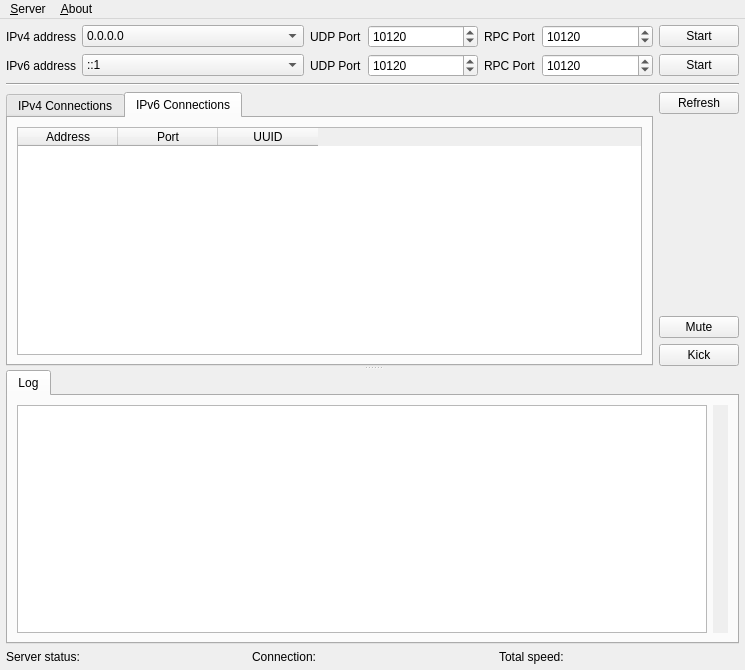
Qt form aqua-qt/qt-server/src/ui/ServerMainWindow.ui (aquawius/aqua) before a commit.
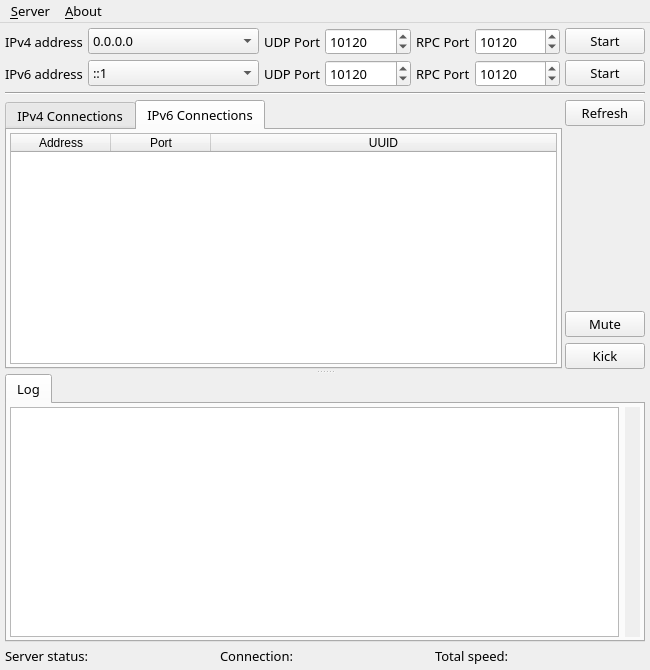
The same form after that commit. The open tabs and pages were chosen to show the change. Custom widgets are drawn as their Qt base class.

Commit message: aqua_qt_server: change default style to `Fusion`.

```diff
--- a/aqua-qt/qt-server/src/ui/ServerMainWindow.ui
+++ b/aqua-qt/qt-server/src/ui/ServerMainWindow.ui
@@ -2,14 +2,23 @@
 <ui version="4.0">
  <class>ServerMainWindow</class>
  <widget class="QMainWindow" name="ServerMainWindow">
+  <property name="windowModality">
+   <enum>Qt::WindowModality::NonModal</enum>
+  </property>
   <property name="geometry">
    <rect>
     <x>0</x>
     <y>0</y>
-    <width>745</width>
+    <width>650</width>
     <height>670</height>
    </rect>
   </property>
+  <property name="font">
+   <font>
+    <family>Microsoft YaHei</family>
+    <pointsize>10</pointsize>
+   </font>
+  </property>
   <property name="acceptDrops">
    <bool>false</bool>
   </property>
@@ -17,7 +26,7 @@
    <string>aqua server</string>
   </property>
   <property name="autoFillBackground">
-   <bool>false</bool>
+   <bool>true</bool>
   </property>
   <property name="tabShape">
    <enum>QTabWidget::TabShape::Rounded</enum>
@@ -31,24 +40,30 @@
   <widget class="QWidget" name="centralwidget">
    <layout class="QVBoxLayout" name="verticalLayout" stretch="0,0,0,0">
     <property name="spacing">
-     <number>6</number>
+     <number>5</number>
     </property>
     <property name="leftMargin">
-     <number>6</number>
+     <number>5</number>
     </property>
     <property name="topMargin">
-     <number>6</number>
+     <number>5</number>
     </property>
     <property name="rightMargin">
-     <number>6</number>
+     <number>5</number>
     </property>
     <property name="bottomMargin">
-     <number>6</number>
+     <number>5</number>
     </property>
     <item>
      <layout class="QGridLayout" name="gridLayout_IPAddrSelector" columnstretch="0,2,0,1,0,1,0">
       <item row="1" column="1">
        <widget class="QComboBox" name="comboBox_IPv6AddrSelector">
+        <property name="font">
+         <font>
+          <family>Microsoft YaHei</family>
+          <pointsize>10</pointsize>
+         </font>
+        </property>
         <item>
          <property name="text">
           <string>::1</string>
@@ -58,6 +73,12 @@
       </item>
       <item row="0" column="1">
        <widget class="QComboBox" name="comboBox_IPv4AddrSelector">
+        <property name="font">
+         <font>
+          <family>Microsoft YaHei</family>
+          <pointsize>10</pointsize>
+         </font>
+        </property>
         <item>
          <property name="text">
           <string>0.0.0.0</string>
@@ -77,6 +98,12 @@
       </item>
       <item row="0" column="3">
        <widget class="QSpinBox" name="spinBox_IPv4Port">
+        <property name="font">
+         <font>
+          <family>Microsoft YaHei</family>
+          <pointsize>10</pointsize>
+         </font>
+        </property>
         <property name="maximum">
          <number>65535</number>
         </property>
@@ -87,6 +114,12 @@
       </item>
       <item row="0" column="0">
        <widget class="QLabel" name="label_IPv4AddrSelector">
+        <property name="font">
+         <font>
+          <family>Microsoft YaHei</family>
+          <pointsize>10</pointsize>
+         </font>
+        </property>
         <property name="text">
          <string>IPv4 address</string>
         </property>
@@ -139,6 +172,12 @@
       </item>
       <item row="1" column="3">
        <widget class="QSpinBox" name="spinBox_IPv6Port">
+        <property name="font">
+         <font>
+          <family>Microsoft YaHei</family>
+          <pointsize>10</pointsize>
+         </font>
+        </property>
         <property name="maximum">
          <number>65535</number>
         </property>
@@ -173,6 +212,12 @@
       </item>
       <item row="0" column="5">
        <widget class="QSpinBox" name="spinBox_IPv4RPCPort">
+        <property name="font">
+         <font>
+          <family>Microsoft YaHei</family>
+          <pointsize>10</pointsize>
+         </font>
+        </property>
         <property name="maximum">
          <number>65535</number>
         </property>
@@ -183,6 +228,12 @@
       </item>
       <item row="1" column="5">
        <widget class="QSpinBox" name="spinBox_IPv6RPCPort">
+        <property name="font">
+         <font>
+          <family>Microsoft YaHei</family>
+          <pointsize>10</pointsize>
+         </font>
+        </property>
         <property name="maximum">
          <number>65535</number>
         </property>
@@ -205,16 +256,37 @@
       <property name="orientation">
        <enum>Qt::Orientation::Vertical</enum>
       </property>
+      <property name="handleWidth">
+       <number>5</number>
+      </property>
       <widget class="QWidget" name="layoutWidget_ConnectionManager">
        <layout class="QHBoxLayout" name="horizontalLayout_ConnectionManager">
+        <property name="spacing">
+         <number>3</number>
+        </property>
+        <property name="leftMargin">
+         <number>0</number>
+        </property>
         <item>
          <widget class="QTabWidget" name="tabConnectionManager">
+          <property name="tabPosition">
+           <enum>QTabWidget::TabPosition::North</enum>
+          </property>
           <property name="tabShape">
            <enum>QTabWidget::TabShape::Rounded</enum>
           </property>
           <property name="currentIndex">
            <number>0</number>
           </property>
+          <property name="documentMode">
+           <bool>false</bool>
+          </property>
+          <property name="tabsClosable">
+           <bool>false</bool>
+          </property>
+          <property name="tabBarAutoHide">
+           <bool>false</bool>
+          </property>
           <widget class="QWidget" name="tabIPv4Connections">
            <property name="sizePolicy">
             <sizepolicy hsizetype="Preferred" vsizetype="Preferred">
@@ -229,8 +301,29 @@
             <string>IPv4 Connections</string>
            </attribute>
            <layout class="QHBoxLayout" name="horizontalLayout_IPv4Connection">
+            <property name="spacing">
+             <number>6</number>
+            </property>
+            <property name="leftMargin">
+             <number>3</number>
+            </property>
+            <property name="topMargin">
+             <number>3</number>
+            </property>
+            <property name="rightMargin">
+             <number>3</number>
+            </property>
+            <property name="bottomMargin">
+             <number>3</number>
+            </property>
             <item>
              <widget class="QTableWidget" name="tableIPv4Connections">
+              <property name="font">
+               <font>
+                <family>Microsoft YaHei UI</family>
+                <pointsize>10</pointsize>
+               </font>
+              </property>
               <property name="autoScrollMargin">
                <number>16</number>
               </property>
@@ -238,7 +331,7 @@
                <set>QAbstractItemView::EditTrigger::NoEditTriggers</set>
               </property>
               <property name="dragEnabled">
-               <bool>true</bool>
+               <bool>false</bool>
               </property>
               <property name="alternatingRowColors">
                <bool>true</bool>
@@ -291,8 +384,44 @@
             <string>IPv6 Connections</string>
            </attribute>
            <layout class="QHBoxLayout" name="horizontalLayout_IPv6Connection">
+            <property name="leftMargin">
+             <number>3</number>
+            </property>
+            <property name="topMargin">
+             <number>3</number>
+            </property>
+            <property name="rightMargin">
+             <number>3</number>
+            </property>
+            <property name="bottomMargin">
+             <number>3</number>
+            </property>
             <item>
              <widget class="QTableWidget" name="tableIPv6Connections">
+              <property name="editTriggers">
+               <set>QAbstractItemView::EditTrigger::NoEditTriggers</set>
+              </property>
+              <property name="alternatingRowColors">
+               <bool>true</bool>
+              </property>
+              <property name="selectionBehavior">
+               <enum>QAbstractItemView::SelectionBehavior::SelectRows</enum>
+              </property>
+              <property name="sortingEnabled">
+               <bool>true</bool>
+              </property>
+              <attribute name="horizontalHeaderCascadingSectionResizes">
+               <bool>true</bool>
+              </attribute>
+              <attribute name="horizontalHeaderMinimumSectionSize">
+               <number>30</number>
+              </attribute>
+              <attribute name="horizontalHeaderStretchLastSection">
+               <bool>true</bool>
+              </attribute>
+              <attribute name="verticalHeaderCascadingSectionResizes">
+               <bool>true</bool>
+              </attribute>
               <column>
                <property name="text">
                 <string>Address</string>
@@ -316,6 +445,24 @@
         </item>
         <item>
          <layout class="QVBoxLayout" name="verticalLayout_OperationControl">
+          <property name="spacing">
+           <number>6</number>
+          </property>
+          <property name="sizeConstraint">
+           <enum>QLayout::SizeConstraint::SetDefaultConstraint</enum>
+          </property>
+          <property name="leftMargin">
+           <number>0</number>
+          </property>
+          <property name="topMargin">
+           <number>0</number>
+          </property>
+          <property name="rightMargin">
+           <number>0</number>
+          </property>
+          <property name="bottomMargin">
+           <number>0</number>
+          </property>
           <item>
            <widget class="QPushButton" name="pushButton_Refresh">
             <property name="text">
@@ -356,16 +503,40 @@
       </widget>
       <widget class="QWidget" name="layoutWidget_Logger">
        <layout class="QHBoxLayout" name="horizontalLayout_2">
+        <property name="leftMargin">
+         <number>0</number>
+        </property>
         <item>
          <widget class="QTabWidget" name="tabWidget_Logger">
+          <property name="contextMenuPolicy">
+           <enum>Qt::ContextMenuPolicy::DefaultContextMenu</enum>
+          </property>
           <property name="currentIndex">
            <number>0</number>
           </property>
+          <property name="documentMode">
+           <bool>false</bool>
+          </property>
+          <property name="tabBarAutoHide">
+           <bool>false</bool>
+          </property>
           <widget class="QWidget" name="tabLogger">
            <attribute name="title">
             <string>Log</string>
            </attribute>
            <layout class="QHBoxLayout" name="horizontalLayout">
+            <property name="leftMargin">
+             <number>3</number>
+            </property>
+            <property name="topMargin">
+             <number>3</number>
+            </property>
+            <property name="rightMargin">
+             <number>3</number>
+            </property>
+            <property name="bottomMargin">
+             <number>3</number>
+            </property>
             <item>
              <widget class="QTextBrowser" name="textBrowser">
               <property name="sizePolicy">
@@ -374,6 +545,21 @@
                 <verstretch>0</verstretch>
                </sizepolicy>
               </property>
+              <property name="font">
+               <font>
+                <family>Microsoft YaHei</family>
+                <pointsize>9</pointsize>
+               </font>
+              </property>
+              <property name="mouseTracking">
+               <bool>false</bool>
+              </property>
+              <property name="acceptDrops">
+               <bool>false</bool>
+              </property>
+              <property name="frameShadow">
+               <enum>QFrame::Shadow::Sunken</enum>
+              </property>
               <property name="overwriteMode">
                <bool>true</bool>
               </property>
@@ -441,7 +627,7 @@
     <rect>
      <x>0</x>
      <y>0</y>
-     <width>745</width>
+     <width>650</width>
      <height>23</height>
     </rect>
    </property>
```
The commit also changes 2 other files.
